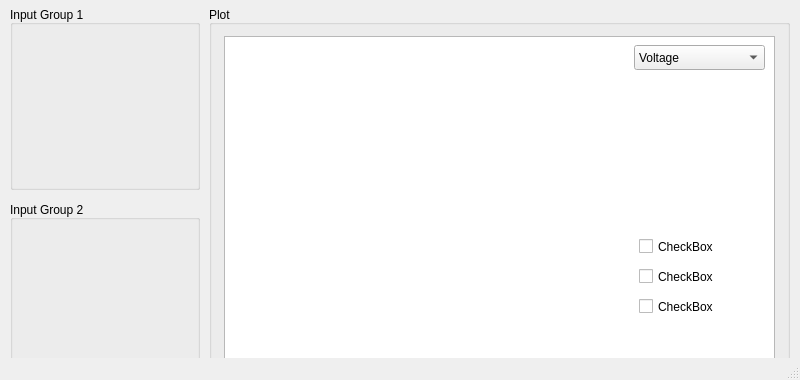
The window that src/gpt_gui.ui (tomgwasira/gpt-gui) describes before a commit, drawn with Qt 5.
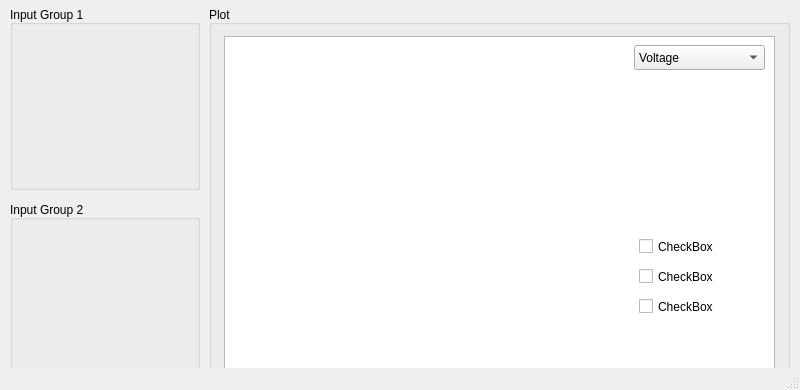
The same window after the commit. Custom widgets are drawn as their Qt base class.

```diff
--- a/src/gpt_gui.ui
+++ b/src/gpt_gui.ui
@@ -7,7 +7,7 @@
     <x>0</x>
     <y>0</y>
     <width>800</width>
-    <height>380</height>
+    <height>390</height>
    </rect>
   </property>
   <property name="windowTitle">
```
